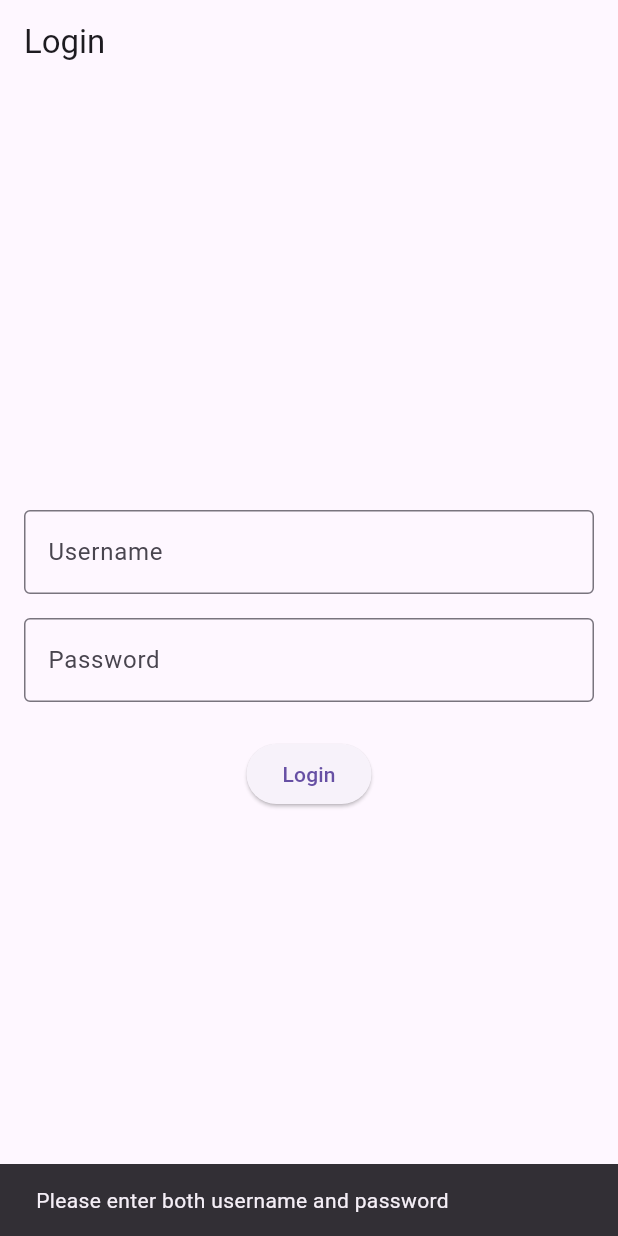
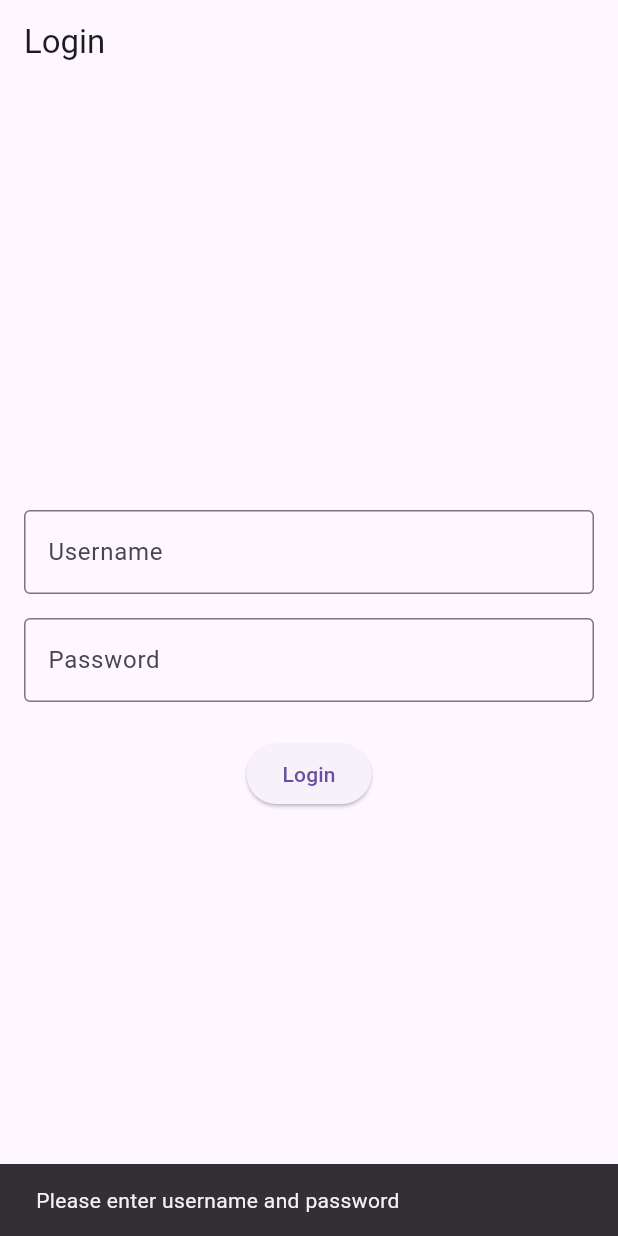
Before and after one commit to BudraHH/AutoIntell_AUI, a Flutter app: the screen it shows after launch, after a tap on "Login", on a phone screen of 412 x 824 dp. Run offline on Flutter 3.47's test engine with Material 3 defaults, Android fonts, the phone set to English and light mode, and no system bars; our stand-ins replace connectivity_plus, flutter_secure_storage.

Commit message:
Enhance login functionality and improve logging
- Added loading indicator during login process in `LoginScreen`.
- Updated logging in `ApiService` to provide clearer information on login attempts and responses.
- Simplified error messages for failed login attempts.
- Improved user feedback with SnackBar messages for both successful and failed logins.

```diff
--- a/lib/screens/login_screen.dart
+++ b/lib/screens/login_screen.dart
@@ -33,18 +33,28 @@ class LoginScreenState extends State<LoginScreen> {
 
     if (username.isEmpty || password.isEmpty) {
       ScaffoldMessenger.of(context).showSnackBar(
-        const SnackBar(
-          content: Text("Please enter both username and password"),
-        ),
+        const SnackBar(content: Text("Please enter username and password")),
       );
       return;
     }
 
-    _logger.info('Attempting login for user: $username');
+    // Show loading indicator
+    showDialog(
+      context: context,
+      barrierDismissible: false,
+      builder: (BuildContext context) {
+        return const Center(child: CircularProgressIndicator());
+      },
+    );
 
     try {
+      _logger.info('Attempting login for user: $username');
       final token = await apiService.loginUser(username, password);
+
       if (!mounted) return;
+
+      // Hide loading indicator
+      Navigator.of(context).pop();
 
       if (token != null) {
         await storage.write(key: "offline_mode", value: "enabled");
@@ -55,19 +65,19 @@ class LoginScreenState extends State<LoginScreen> {
           MaterialPageRoute(builder: (context) => const DashboardScreen()),
         );
       } else {
-        if (!mounted) return;
         ScaffoldMessenger.of(context).showSnackBar(
-          const SnackBar(
-            content: Text("Login Failed - Please check your credentials"),
-          ),
+          const SnackBar(content: Text("Login Failed - Invalid credentials")),
         );
       }
     } catch (e) {
       if (!mounted) return;
-      _logger.severe('Login error: $e');
-      ScaffoldMessenger.of(context).showSnackBar(
-        const SnackBar(content: Text("An error occurred during login")),
-      );
+
+      // Hide loading indicator
+      Navigator.of(context).pop();
+
+      ScaffoldMessenger.of(
+        context,
+      ).showSnackBar(SnackBar(content: Text("Login Error: ${e.toString()}")));
     }
   }
 
```
Also changed, not shown: lib/api/api_service.dart (+6 -8 lines).
